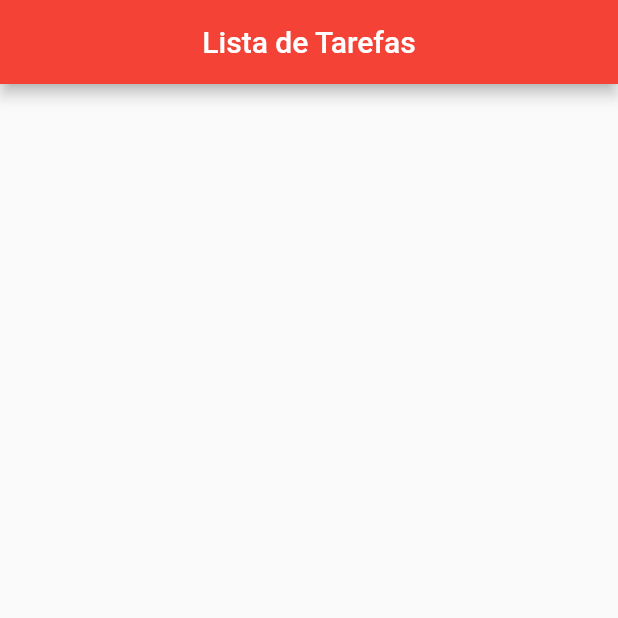
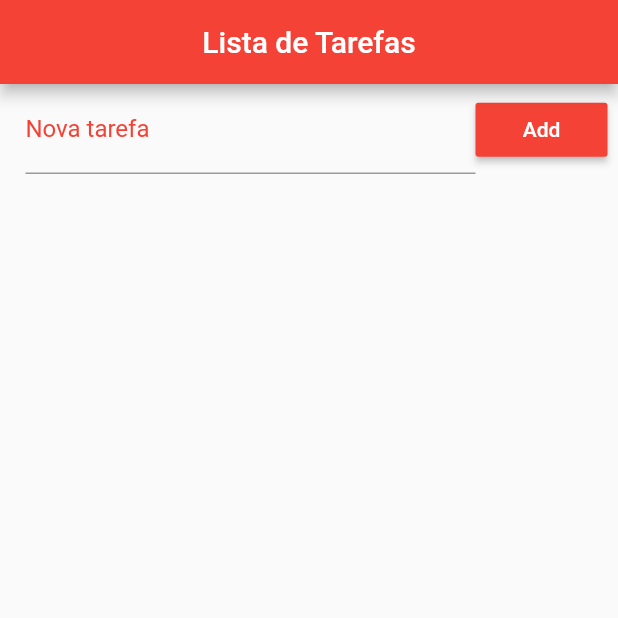
Before and after one commit to brenomacedo/flutter-tasks, a Flutter app: the screen it shows after launch, on a phone screen of 412 x 824 dp, the top half of it. Run offline on Flutter 3.47's test engine with Material 2 defaults, Android fonts, the phone set to English and light mode, and no system bars.

Commit message:
input and button

```diff
--- a/lib/main.dart
+++ b/lib/main.dart
@@ -50,6 +50,30 @@ class _HomeState extends State<Home>{
         centerTitle: true,
         backgroundColor: Colors.red
       ),
+      body: Column(
+        children: [
+          Container(
+            padding: EdgeInsets.fromLTRB(17.0, 1.0, 7.0, 1.0),
+            child: Row(
+              children: [
+                Expanded(
+                  child: TextField(
+                    decoration: InputDecoration(
+                      labelText: "Nova tarefa",
+                      labelStyle: TextStyle(color: Colors.red),
+                    )
+                  ),
+                ),
+                RaisedButton(
+                  color: Colors.red,
+                  child: Text("Add", style: TextStyle(color: Colors.white)),
+                  onPressed: () {},
+                )
+              ],
+            ),
+          )
+        ],
+      ),
     );
   }
 }
```
